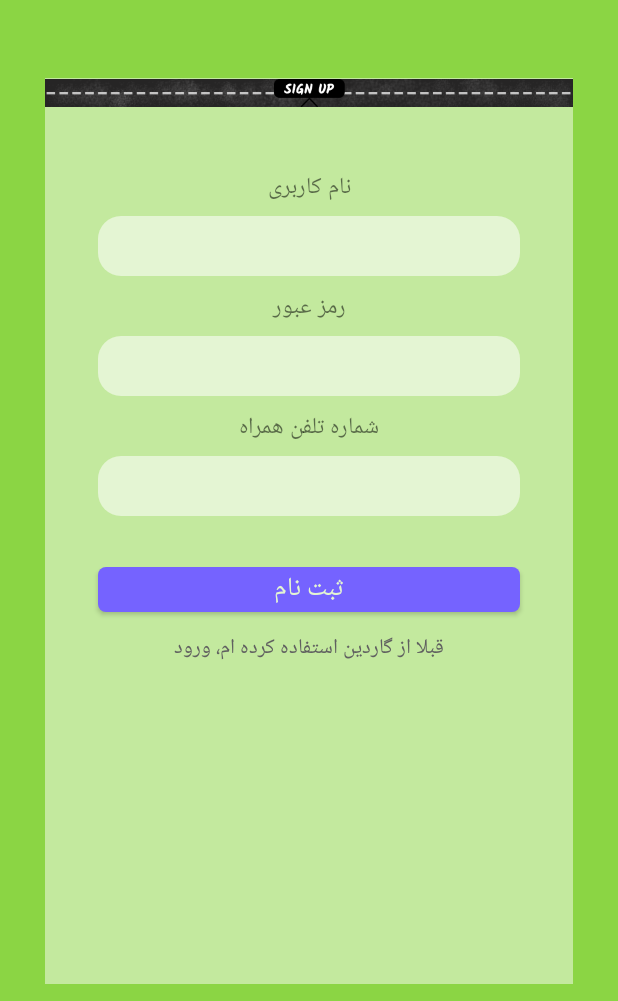
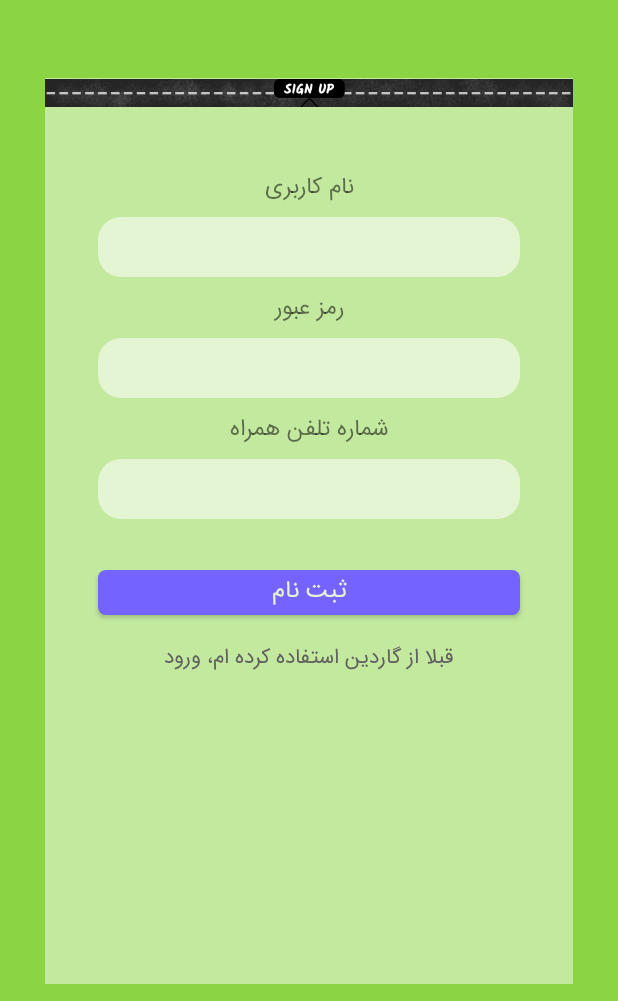
Before and after one commit to GuardianAppProject/Guardian-Application, an Android app: the screen it shows after launch (SignUp), on a phone screen of 412 x 824 dp, the part 235-1236 px from its top. Run offline under Robolectric (Android 15) with nearby library versions, the phone set to English and light mode, and no system bars.

Commit message:
change fonts and do something to fix sizes

```diff
--- a/app/src/main/java/com/guardian/guardian_v1/SeatBelt.java
+++ b/app/src/main/java/com/guardian/guardian_v1/SeatBelt.java
@@ -42,7 +42,7 @@ public class SeatBelt extends AppCompatActivity {
 
             @Override
             public void onTick(long millisUntilFinished) {
-                timer.setText(millisUntilFinished / 1000 + "s");
+                timer.setText(millisUntilFinished / 1000 + " s");
                 //here you can have your logic to set text to edittext
 
 
--- a/app/src/main/res/layout/activity_info.xml
+++ b/app/src/main/res/layout/activity_info.xml
@@ -55,6 +55,7 @@
                 android:padding="6dp"
                 android:textSize="16dp"
                 android:layout_marginRight="20dp"
+                android:fontFamily="@font/ebtekar"
                 android:gravity="center_horizontal" >
 
             </TextView>
@@ -67,6 +68,7 @@
             android:text="@string/activity_info_subtitle"
             android:textSize="15sp"
             android:gravity="center"
+            android:fontFamily="@font/iran_sans"
             android:layout_marginTop="25dp" />
 
         <TextView
@@ -82,7 +84,8 @@
             android:minLines="14"
             android:lines="14"
             android:padding="20dp"
-            android:textSize="16sp"
+            android:textSize="15sp"
+            android:fontFamily="@font/iran_sans"
             android:text="@string/activity_info_description"/>
 
 
--- a/app/src/main/res/layout/activity_main.xml
+++ b/app/src/main/res/layout/activity_main.xml
@@ -48,7 +48,7 @@
         attv:animateTextTypeWithoutMistakes="گاردیَن"
         android:layout_gravity="center"
         android:layout_marginBottom="40dp"
-        android:textSize="36sp"
+        android:textSize="37sp"
         android:textColor="#F8FFF8"
         android:fontFamily="@font/adobe_arabic_regular"/>
 
--- a/app/src/main/res/layout/activity_select_navigation.xml
+++ b/app/src/main/res/layout/activity_select_navigation.xml
@@ -44,6 +44,7 @@
         android:textSize="20dp"
         app:layout_constraintBottom_toTopOf="@+id/textView"
         app:layout_constraintEnd_toEndOf="parent"
+        android:fontFamily="@font/iran_sans"
         app:layout_constraintStart_toEndOf="@+id/fab_location_search" />
 
     <TextView
@@ -55,10 +56,11 @@
         android:paddingTop="12dp"
         android:text="@string/activity_selectNav_description"
         android:textAlignment="center"
-        android:textSize="20dp"
+        android:textSize="19dp"
         app:layout_constraintBottom_toBottomOf="@+id/mapView"
         tools:ignore="MissingConstraints"
         tools:layout_editor_absoluteX="63dp"
+        android:fontFamily="@font/iran_sans"
         android:paddingBottom="16dp"/>
 
 
--- a/app/src/main/res/layout/activity_sign_up.xml
+++ b/app/src/main/res/layout/activity_sign_up.xml
@@ -65,7 +65,8 @@
                 android:text="@string/signUp_subtitle1"
                 android:textSize="15sp"
                 android:gravity="center"
-                android:layout_marginTop="40dp" />
+                android:layout_marginTop="40dp"
+                android:fontFamily="@font/iran_sans"/>
 
             <EditText
                 android:layout_width="match_parent"
@@ -75,7 +76,8 @@
                 android:layout_marginRight="35dp"
                 android:layout_marginLeft="35dp"
                 android:textAlignment="center"
-                android:gravity="center_horizontal" />
+                android:gravity="center_horizontal"
+                android:fontFamily="@font/iran_sans"/>
 
 
 
@@ -85,7 +87,8 @@
                 android:text="@string/signUp_subtitle2"
                 android:textSize="15sp"
                 android:gravity="center"
-                android:layout_marginTop="8dp" />
+                android:layout_marginTop="8dp"
+                android:fontFamily="@font/iran_sans"/>
 
             <EditText
                 android:layout_width="match_parent"
@@ -95,7 +98,8 @@
                 android:layout_marginRight="35dp"
                 android:layout_marginLeft="35dp"
                 android:textAlignment="center"
-                android:gravity="center_horizontal" />
+                android:gravity="center_horizontal"
+                android:fontFamily="@font/iran_sans"/>
 
 
 
@@ -105,7 +109,8 @@
                 android:text="@string/singUp_subtitle3"
                 android:textSize="15sp"
                 android:gravity="center"
-                android:layout_marginTop="8dp" />
+                android:layout_marginTop="8dp"
+                android:fontFamily="@font/iran_sans"/>
 
             <EditText
                 android:layout_width="match_parent"
@@ -115,7 +120,8 @@
                 android:layout_marginRight="35dp"
                 android:layout_marginLeft="35dp"
                 android:textAlignment="center"
-                android:gravity="center_horizontal" />
+                android:gravity="center_horizontal"
+                android:fontFamily="@font/iran_sans"/>
 
 
             <Button
@@ -128,7 +134,8 @@
                 android:background="@drawable/button_background"
                 android:text="@string/signUp_button"
                 android:textColor="@color/inputBoxColor"
-                android:textSize="17sp"/>
+                android:fontFamily="@font/iran_sans"
+                android:textSize="16sp"/>
             <Button
                 android:id="@+id/signUpIn"
                 android:layout_width="wrap_content"
@@ -136,6 +143,9 @@
                 android:layout_gravity="center"
                 android:background="#c3e99e"
                 android:text="@string/signUp_secondButton"
+                android:layout_marginTop="5dp"
+                android:textSize="14sp"
+                android:fontFamily="@font/iran_sans"
                 style="?android:attr/borderlessButtonStyle"
                 android:textColor="#606060"/>
 
--- a/app/src/main/res/layout/nav_header.xml
+++ b/app/src/main/res/layout/nav_header.xml
@@ -25,10 +25,11 @@ android:theme="@style/ThemeOverlay.AppCompat.Dark">
     android:paddingTop="16dp"
     android:text="گاردیَن"
     android:textAlignment="viewStart"
-    android:textSize="24sp"
+    android:textSize="22sp"
     android:textStyle="bold"
     android:textAppearance="@style/TextAppearance.AppCompat.Body1"
-    android:gravity="start" />
+    android:gravity="start"
+    android:fontFamily="@font/ebtekar"/>
 </LinearLayout>
 
 
--- a/app/src/main/res/menu/drawer_view.xml
+++ b/app/src/main/res/menu/drawer_view.xml
@@ -5,7 +5,7 @@
         <item
             android:id="@+id/account"
             android:icon="@drawable/profile"
-            android:title="حساب کاربری من"/>
+            android:title="حساب کاربری من" />
         <item
             android:id="@+id/group"
             android:icon="@drawable/team"
```
Also changed, not shown: app/src/main/res/layout-v21/dialog.xml (+4 -3 lines), app/src/main/res/layout/activity_main2.xml (+14 -8 lines), app/src/main/res/layout/activity_my_account.xml (+6 -1 lines), app/src/main/res/layout/activity_seat_belt.xml (+5 -4 lines), app/src/main/res/layout/activity_sign_in.xml (+11 -4 lines), app/src/main/res/layout/activity_support.xml (+9 -4 lines), app/src/main/res/font/ebtekar.ttf (added), app/src/main/res/font/iran_sans.ttf (added), app/src/main/res/font/sadgan_medium.ttf (added).
